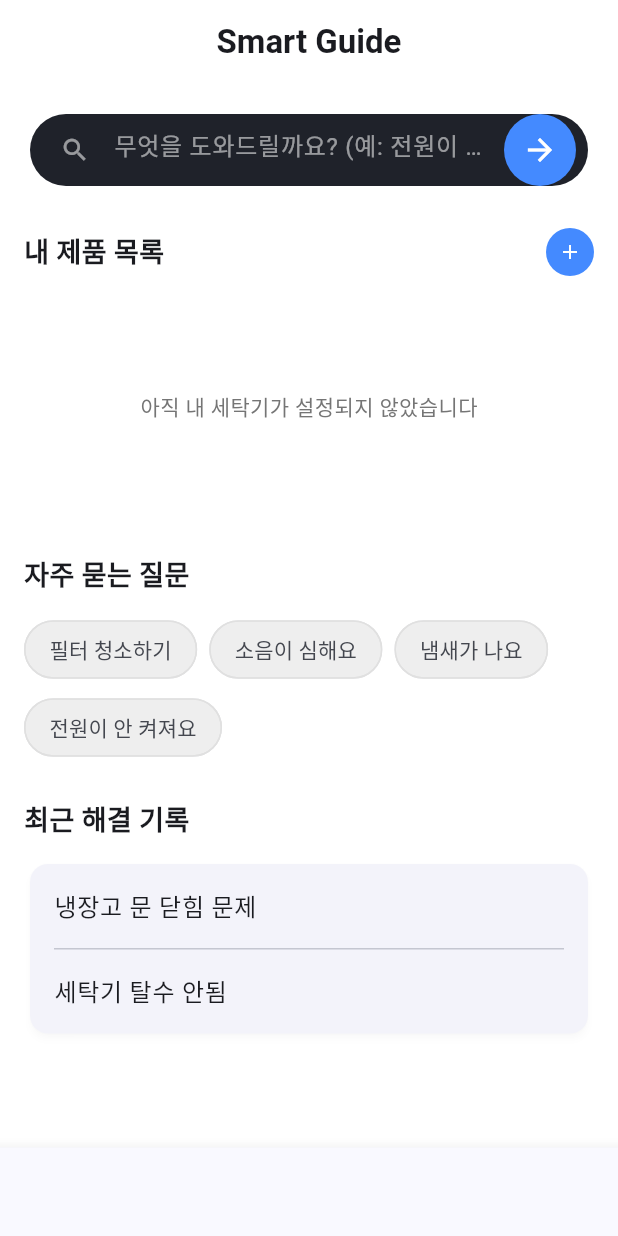
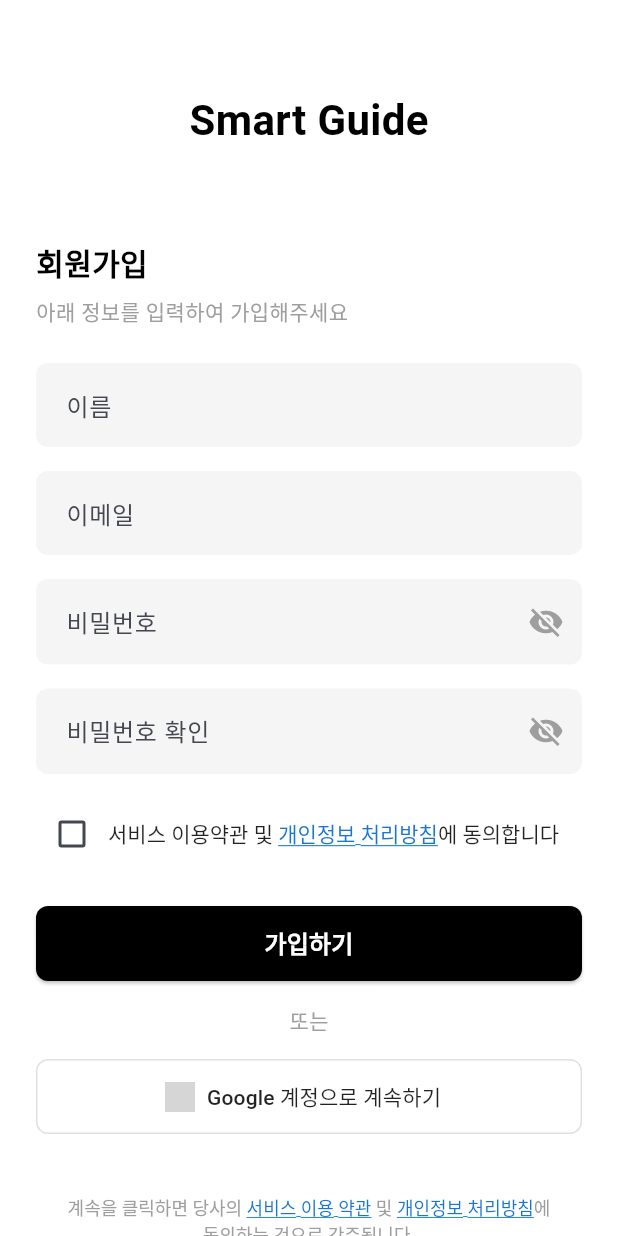
Before and after one commit to jw77668/Mobile_programming_Group, a Flutter app: the screen it shows after launch, on a phone screen of 412 x 824 dp. Run offline on Flutter 3.47's test engine with Material 3 defaults, Android fonts, the phone set to English and light mode, and no system bars; our stand-ins replace shared_preferences; missing offline and left inert: syncfusion_flutter_pdfviewer; network calls fail; grey boxes are pictures that could not be loaded.

Commit message:
설정+로그인 페이지

```diff
--- a/lib/main.dart
+++ b/lib/main.dart
@@ -1,51 +1,136 @@
 import 'package:flutter/material.dart';
+import 'package:provider/provider.dart';
+import 'package:shared_preferences/shared_preferences.dart';
 import 'pages/home_page.dart';
-//import 'pages/find_washer_page.dart';
+import 'pages/find_washer.dart';
 import 'pages/chatbot_page.dart';
 import 'pages/settings_page.dart';
+import 'pages/login_page.dart';
+import 'providers/theme_provider.dart';
 
 void main() {
-  runApp(const SmartGuideApp());
+  runApp(
+    ChangeNotifierProvider(
+      create: (_) => ThemeProvider(),
+      child: const SmartGuideApp(),
+    ),
+  );
 }
 
-class SmartGuideApp extends StatefulWidget {
+class SmartGuideApp extends StatelessWidget {
   const SmartGuideApp({super.key});
 
   @override
-  State<SmartGuideApp> createState() => _SmartGuideAppState();
+  Widget build(BuildContext context) {
+    return Consumer<ThemeProvider>(
+      builder: (context, themeProvider, child) {
+        return MaterialApp(
+          debugShowCheckedModeBanner: false,
+          themeMode: themeProvider.themeMode,
+          theme: ThemeData(
+            useMaterial3: true,
+            colorSchemeSeed: Colors.blueAccent,
+            brightness: Brightness.light,
+          ),
+          darkTheme: ThemeData(
+            useMaterial3: true,
+            colorSchemeSeed: Colors.blueAccent,
+            brightness: Brightness.dark,
+          ),
+          home: const AuthChecker(),
+        );
+      },
+    );
+  }
 }
 
-class _SmartGuideAppState extends State<SmartGuideApp> {
-  int _currentIndex = 0;
+class AuthChecker extends StatefulWidget {
+  const AuthChecker({super.key});
 
-  final _pages = [// todo
-     const HomePage(),
-    // const FindWasherPage(),
-    // const ChatbotPage(),
-    // const SettingsPage(),
-  ];
+  @override
+  State<AuthChecker> createState() => _AuthCheckerState();
+}
+
+class _AuthCheckerState extends State<AuthChecker> {
+  bool _isLoading = true;
+  bool _isLoggedIn = false;
+
+  @override
+  void initState() {
+    super.initState();
+    _checkLoginStatus();
+  }
+
+  Future<void> _checkLoginStatus() async {
+    final prefs = await SharedPreferences.getInstance();
+    final email = prefs.getString('user_email');
+    setState(() {
+      _isLoggedIn = email != null && email.isNotEmpty;
+      _isLoading = false;
+    });
+  }
 
   @override
   Widget build(BuildContext context) {
-    return MaterialApp(
-      debugShowCheckedModeBanner: false,
-      theme: ThemeData(
-        useMaterial3: true,
-        colorSchemeSeed: Colors.blueAccent,
+    if (_isLoading) {
+      return const Scaffold(body: Center(child: CircularProgressIndicator()));
+    }
+
+    return _isLoggedIn
+        ? MainScreen(
+            onLogout: () {
+              setState(() {
+                _isLoggedIn = false;
+              });
+            },
+          )
+        : LoginPage(
+            onLoginSuccess: () {
+              setState(() {
+                _isLoggedIn = true;
+              });
+            },
+          );
+  }
+}
+
+class MainScreen extends StatefulWidget {
+  final VoidCallback? onLogout;
+  const MainScreen({super.key, this.onLogout});
+
+  @override
+  State<MainScreen> createState() => _MainScreenState();
+}
+
+class _MainScreenState extends State<MainScreen> {
+  int _currentIndex = 0;
+
+  List<Widget> get _pages => [
+    const HomePage(),
+    const FindWasherPage(),
+    const ChatbotPage(),
+    SettingsPage(
+      onBackPressed: () => setState(() => _currentIndex = 0),
+      onLogout: widget.onLogout,
     ),
-      home: Scaffold(
+  ];
+  @override
+  Widget build(BuildContext context) {
+    return Scaffold(
       body: _pages[_currentIndex],
       bottomNavigationBar: BottomNavigationBar(
         currentIndex: _currentIndex,
         onTap: (index) => setState(() => _currentIndex = index),
         items: const [
           BottomNavigationBarItem(icon: Icon(Icons.home), label: '홈'),
-            BottomNavigationBarItem(icon: Icon(Icons.devices_other), label: '내 제품'),
+          BottomNavigationBarItem(
+            icon: Icon(Icons.devices_other),
+            label: '내 제품',
+          ),
           BottomNavigationBarItem(icon: Icon(Icons.chat), label: '챗봇'),
           BottomNavigationBarItem(icon: Icon(Icons.settings), label: '설정'),
         ],
       ),
-      ),
     );
   }
 }
--- a/lib/pages/login_page.dart
+++ b/lib/pages/login_page.dart
@@ -0,0 +1,361 @@
+import 'package:flutter/material.dart';
+import 'package:shared_preferences/shared_preferences.dart';
+
+class LoginPage extends StatefulWidget {
+  final VoidCallback? onLoginSuccess;
+  const LoginPage({super.key, this.onLoginSuccess});
+
+  @override
+  State<LoginPage> createState() => _LoginPageState();
+}
+
+class _LoginPageState extends State<LoginPage> {
+  final TextEditingController _emailController = TextEditingController();
+  final TextEditingController _passwordController = TextEditingController();
+  final TextEditingController _passwordConfirmController =
+      TextEditingController();
+  final TextEditingController _nameController = TextEditingController();
+  bool _agreeToTerms = false;
+  bool _obscurePassword = true;
+  bool _obscurePasswordConfirm = true;
+
+  @override
+  void dispose() {
+    _emailController.dispose();
+    _passwordController.dispose();
+    _passwordConfirmController.dispose();
+    _nameController.dispose();
+    super.dispose();
+  }
+
+  Future<void> _handleLogin() async {
+    final email = _emailController.text.trim();
+    final password = _passwordController.text.trim();
+    final passwordConfirm = _passwordConfirmController.text.trim();
+    final name = _nameController.text.trim();
+
+    if (email.isEmpty ||
+        password.isEmpty ||
+        passwordConfirm.isEmpty ||
+        name.isEmpty) {
+      ScaffoldMessenger.of(
+        context,
+      ).showSnackBar(const SnackBar(content: Text('모든 항목을 입력해주세요')));
+      return;
+    }
+
+    if (!_agreeToTerms) {
+      ScaffoldMessenger.of(
+        context,
+      ).showSnackBar(const SnackBar(content: Text('약관에 동의해주세요')));
+      return;
+    }
+
+    if (!_isValidEmail(email)) {
+      ScaffoldMessenger.of(
+        context,
+      ).showSnackBar(const SnackBar(content: Text('올바른 이메일 형식을 입력해주세요')));
+      return;
+    }
+
+    if (password.length < 6) {
+      ScaffoldMessenger.of(
+        context,
+      ).showSnackBar(const SnackBar(content: Text('비밀번호는 6자 이상이어야 합니다')));
+      return;
+    }
+
+    if (password != passwordConfirm) {
+      ScaffoldMessenger.of(
+        context,
+      ).showSnackBar(const SnackBar(content: Text('비밀번호가 일치하지 않습니다')));
+      return;
+    }
+
+    // 회원 정보 저장
+    final prefs = await SharedPreferences.getInstance();
+    await prefs.setString('user_email', email);
+    await prefs.setString('user_password', password);
+    await prefs.setString('user_name', name);
+
+    // 로그인 성공 콜백 호출
+    if (mounted) {
+      widget.onLoginSuccess?.call();
+    }
+  }
+
+  bool _isValidEmail(String email) {
+    return RegExp(r'^[\w-\.]+@([\w-]+\.)+[\w-]{2,4}$').hasMatch(email);
+  }
+
+  @override
+  Widget build(BuildContext context) {
+    return Scaffold(
+      backgroundColor: Colors.white,
+      body: SafeArea(
+        child: SingleChildScrollView(
+          padding: const EdgeInsets.symmetric(horizontal: 24.0),
+          child: Column(
+            crossAxisAlignment: CrossAxisAlignment.start,
+            children: [
+              const SizedBox(height: 60),
+              const Center(
+                child: Text(
+                  'Smart Guide',
+                  style: TextStyle(
+                    fontSize: 28,
+                    fontWeight: FontWeight.bold,
+                    color: Colors.black,
+                  ),
+                ),
+              ),
+              const SizedBox(height: 60),
+              const Text(
+                '회원가입',
+                style: TextStyle(
+                  fontSize: 20,
+                  fontWeight: FontWeight.bold,
+                  color: Colors.black,
+                ),
+              ),
+              const SizedBox(height: 8),
+              const Text(
+                '아래 정보를 입력하여 가입해주세요',
+                style: TextStyle(fontSize: 14, color: Colors.grey),
+              ),
+              const SizedBox(height: 24),
+              TextField(
+                controller: _nameController,
+                decoration: InputDecoration(
+                  labelText: '이름',
+                  hintText: '홍길동',
+                  hintStyle: const TextStyle(color: Colors.grey),
+                  filled: true,
+                  fillColor: Colors.grey[100],
+                  border: OutlineInputBorder(
+                    borderRadius: BorderRadius.circular(8),
+                    borderSide: BorderSide.none,
+                  ),
+                  contentPadding: const EdgeInsets.symmetric(
+                    horizontal: 16,
+                    vertical: 16,
+                  ),
+                ),
+              ),
+              const SizedBox(height: 16),
+              TextField(
+                controller: _emailController,
+                decoration: InputDecoration(
+                  labelText: '이메일',
+                  hintText: 'email@domain.com',
+                  hintStyle: const TextStyle(color: Colors.grey),
+                  filled: true,
+                  fillColor: Colors.grey[100],
+                  border: OutlineInputBorder(
+                    borderRadius: BorderRadius.circular(8),
+                    borderSide: BorderSide.none,
+                  ),
+                  contentPadding: const EdgeInsets.symmetric(
+                    horizontal: 16,
+                    vertical: 16,
+                  ),
+                ),
+                keyboardType: TextInputType.emailAddress,
+              ),
+              const SizedBox(height: 16),
+              TextField(
+                controller: _passwordController,
+                obscureText: _obscurePassword,
+                decoration: InputDecoration(
+                  labelText: '비밀번호',
+                  hintText: '6자 이상 입력',
+                  hintStyle: const TextStyle(color: Colors.grey),
+                  filled: true,
+                  fillColor: Colors.grey[100],
+                  border: OutlineInputBorder(
+                    borderRadius: BorderRadius.circular(8),
+                    borderSide: BorderSide.none,
+                  ),
+                  contentPadding: const EdgeInsets.symmetric(
+                    horizontal: 16,
+                    vertical: 16,
+                  ),
+                  suffixIcon: IconButton(
+                    icon: Icon(
+                      _obscurePassword
+                          ? Icons.visibility_off
+                          : Icons.visibility,
+                      color: Colors.grey,
+                    ),
+                    onPressed: () {
+                      setState(() {
+                        _obscurePassword = !_obscurePassword;
+                      });
+                    },
+                  ),
+                ),
+              ),
+              const SizedBox(height: 16),
+              TextField(
+                controller: _passwordConfirmController,
+                obscureText: _obscurePasswordConfirm,
+                decoration: InputDecoration(
+                  labelText: '비밀번호 확인',
+                  hintText: '비밀번호를 다시 입력하세요',
+                  hintStyle: const TextStyle(color: Colors.grey),
+                  filled: true,
+                  fillColor: Colors.grey[100],
+                  border: OutlineInputBorder(
+                    borderRadius: BorderRadius.circular(8),
+                    borderSide: BorderSide.none,
+                  ),
+                  contentPadding: const EdgeInsets.symmetric(
+                    horizontal: 16,
+                    vertical: 16,
+                  ),
+                  suffixIcon: IconButton(
+                    icon: Icon(
+                      _obscurePasswordConfirm
+                          ? Icons.visibility_off
+                          : Icons.visibility,
+                      color: Colors.grey,
+                    ),
+                    onPressed: () {
+                      setState(() {
+                        _obscurePasswordConfirm = !_obscurePasswordConfirm;
+                      });
+                    },
+                  ),
+                ),
+              ),
+              const SizedBox(height: 16),
+              Row(
+                children: [
+                  Checkbox(
+                    value: _agreeToTerms,
+                    onChanged: (value) {
+                      setState(() {
+                        _agreeToTerms = value ?? false;
+                      });
+                    },
+                  ),
+                  Expanded(
+                    child: RichText(
+                      text: TextSpan(
+                        style: const TextStyle(
+                          fontSize: 14,
+                          color: Colors.black87,
+                        ),
+                        children: [
+                          const TextSpan(text: '서비스 이용약관 및 '),
+                          TextSpan(
+                            text: '개인정보 처리방침',
+                            style: TextStyle(
+                              color: Colors.blue[700],
+                              decoration: TextDecoration.underline,
+                            ),
+                          ),
+                          const TextSpan(text: '에 동의합니다'),
+                        ],
+                      ),
+                    ),
+                  ),
+                ],
+              ),
+              const SizedBox(height: 24),
+              SizedBox(
+                width: double.infinity,
+                height: 50,
+                child: ElevatedButton(
+                  onPressed: _handleLogin,
+                  style: ElevatedButton.styleFrom(
+                    backgroundColor: Colors.black,
+                    shape: RoundedRectangleBorder(
+                      borderRadius: BorderRadius.circular(8),
+                    ),
+                  ),
+                  child: const Text(
+                    '가입하기',
+                    style: TextStyle(
+                      fontSize: 16,
+                      color: Colors.white,
+                      fontWeight: FontWeight.w600,
+                    ),
+                  ),
+                ),
+              ),
+              const SizedBox(height: 16),
+              const Center(
+                child: Text(
+                  '또는',
+                  style: TextStyle(fontSize: 14, color: Colors.grey),
+                ),
+              ),
+              const SizedBox(height: 16),
+              SizedBox(
+                width: double.infinity,
+                height: 50,
+                child: OutlinedButton.icon(
+                  onPressed: () {
+                    // Google 로그인 (나중에 구현)
+                  },
+                  style: OutlinedButton.styleFrom(
+                    side: BorderSide(color: Colors.grey[300]!),
+                    shape: RoundedRectangleBorder(
+                      borderRadius: BorderRadius.circular(8),
+                    ),
+                    backgroundColor: Colors.white,
+                  ),
+                  icon: Image.network(
+                    'https://www.google.com/favicon.ico',
+                    width: 20,
+                    height: 20,
+                  ),
+                  label: const Text(
+                    'Google 계정으로 계속하기',
+                    style: TextStyle(fontSize: 14, color: Colors.black87),
+                  ),
+                ),
+              ),
+              const SizedBox(height: 40),
+              Padding(
+                padding: const EdgeInsets.only(bottom: 24.0),
+                child: Center(
+                  child: RichText(
+                    textAlign: TextAlign.center,
+                    text: TextSpan(
+                      style: const TextStyle(
+                        fontSize: 12,
+                        color: Colors.grey,
+                        height: 1.5,
+                      ),
+                      children: [
+                        const TextSpan(text: '계속을 클릭하면 당사의 '),
+                        TextSpan(
+                          text: '서비스 이용 약관',
+                          style: TextStyle(
+                            color: Colors.blue[700],
+                            decoration: TextDecoration.underline,
+                          ),
+                        ),
+                        const TextSpan(text: ' 및 '),
+                        TextSpan(
+                          text: '개인정보 처리방침',
+                          style: TextStyle(
+                            color: Colors.blue[700],
+                            decoration: TextDecoration.underline,
+                          ),
+                        ),
+                        const TextSpan(text: '에\n동의하는 것으로 간주됩니다.'),
+                      ],
+                    ),
+                  ),
+                ),
+              ),
+            ],
+          ),
+        ),
+      ),
+    );
+  }
+}
--- a/lib/providers/theme_provider.dart
+++ b/lib/providers/theme_provider.dart
@@ -0,0 +1,19 @@
+import 'package:flutter/material.dart';
+
+class ThemeProvider extends ChangeNotifier {
+  ThemeMode _themeMode = ThemeMode.light;
+
+  ThemeMode get themeMode => _themeMode;
+
+  bool get isDarkMode => _themeMode == ThemeMode.dark;
+
+  void setThemeMode(ThemeMode mode) {
+    _themeMode = mode;
+    notifyListeners();
+  }
+
+  void toggleTheme(bool isDark) {
+    _themeMode = isDark ? ThemeMode.dark : ThemeMode.light;
+    notifyListeners();
+  }
+}
--- a/pubspec.yaml
+++ b/pubspec.yaml
@@ -36,6 +36,7 @@ dependencies:
   cupertino_icons: ^1.0.8
   shared_preferences: ^2.2.2
   syncfusion_flutter_pdfviewer: ^24.2.9
+  provider: ^6.1.1
 
 dev_dependencies:
   flutter_test:
```
Also changed, not shown: lib/pages/chatbot_page.dart (+13 -0 lines), lib/pages/home_page.dart (+13 -13 lines), lib/pages/settings_page.dart (+175 -0 lines), pubspec.lock. Lines whose indentation alone changed are shown as unchanged.
